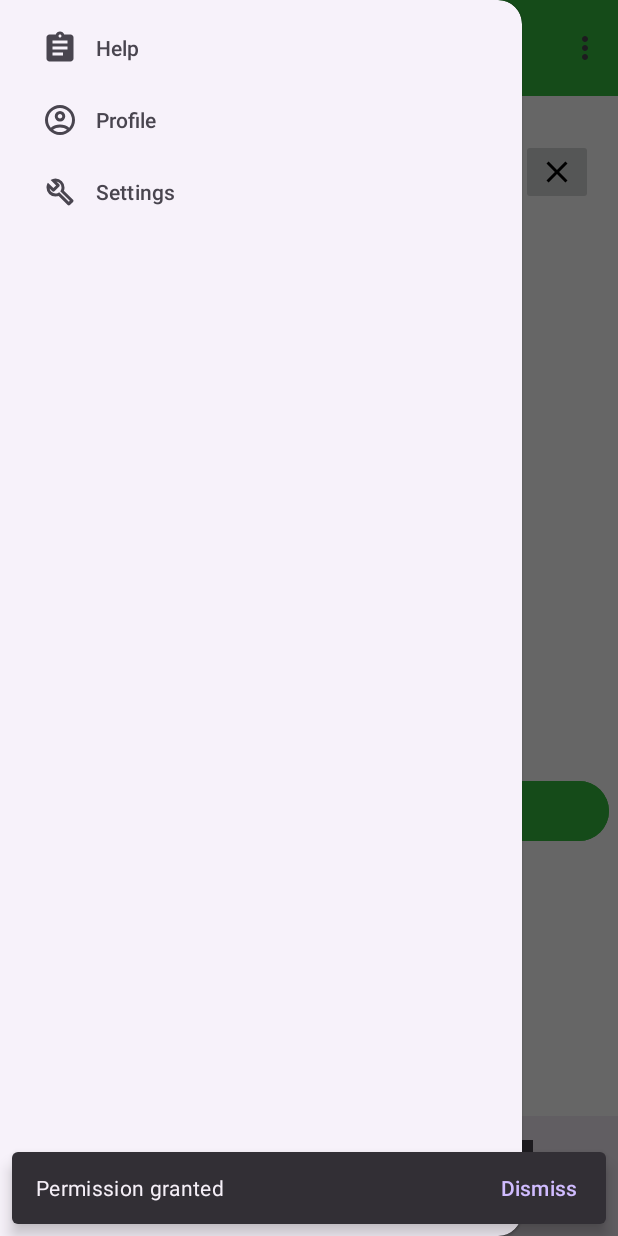
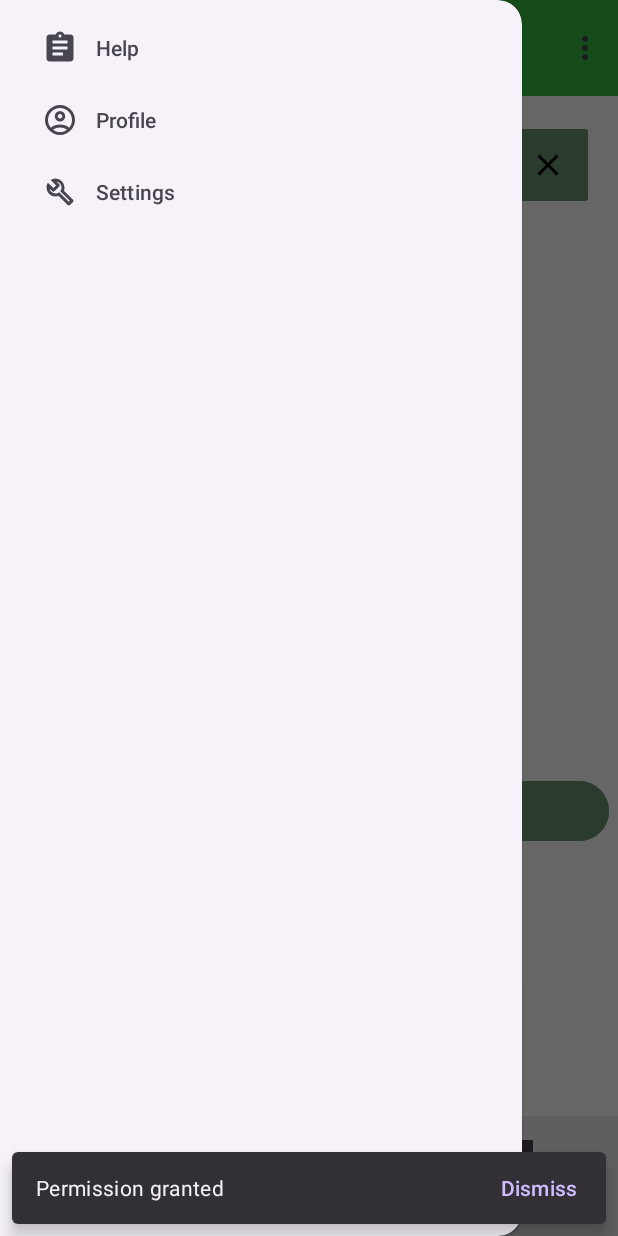
Before and after one commit to ChristopherGarcia1506/SiteSync, an Android app: the fragment EditProfileFragment placed in its activity, with the side drawer open, on a phone screen of 412 x 824 dp. Run offline under Robolectric (Android 15) with nearby library versions, the phone set to English and light mode, and no system bars; our stand-ins replace CircleImageView, Firebase (no records; nobody signed in at launch, a user with empty details on screens opened directly).

Commit message:
added functionality to exit button, and changed the colors of the buttons

```diff
--- a/sitesyncmanagement/src/main/java/ca/sitesync/sitesync/EditProfileFragment.java
+++ b/sitesyncmanagement/src/main/java/ca/sitesync/sitesync/EditProfileFragment.java
@@ -10,6 +10,7 @@ import android.view.View;
 import android.view.ViewGroup;
 import android.widget.Button;
 import android.widget.EditText;
+import android.widget.ImageButton;
 import android.widget.Toast;
 
 import com.google.firebase.auth.FirebaseAuth;
@@ -25,6 +26,7 @@ public class EditProfileFragment extends Fragment {
 
     private EditText editFirstName, editLastName, editEmail, editPhone, editOrganization;
     private Button saveButton;
+    private ImageButton exitButton;
     private FirebaseFirestore db;
     private FirebaseUser user;
     private String currentFirstName, currentLastName, currentEmail, currentPhone, currentOrganization;
@@ -60,6 +62,7 @@ public class EditProfileFragment extends Fragment {
         // Set up save button click listener
         saveButton.setOnClickListener(v -> saveProfileChanges());
 
+        exitButton.setOnClickListener(v -> navigateBackToProfile());
         return view;
     }
 
@@ -70,6 +73,7 @@ public class EditProfileFragment extends Fragment {
         editPhone = view.findViewById(R.id.editUserPhone);
         editOrganization = view.findViewById(R.id.editUserOrganization);
         saveButton = view.findViewById(R.id.saveButton);
+        exitButton= view.findViewById(R.id.exitButton);
     }
 
     private void loadUserData() {
--- a/sitesyncmanagement/src/main/res/layout/fragment_edit_profile.xml
+++ b/sitesyncmanagement/src/main/res/layout/fragment_edit_profile.xml
@@ -143,7 +143,7 @@
         android:id="@+id/saveButton"
         android:layout_width="399dp"
         android:layout_height="48dp"
-        android:backgroundTint="@color/Green"
+        android:backgroundTint="@color/DarkGreen"
         android:text="@string/save"
         app:layout_constraintBottom_toBottomOf="parent"
         app:layout_constraintEnd_toEndOf="parent"
@@ -152,15 +152,16 @@
         app:layout_constraintVertical_bias="0.636" />
 
     <ImageButton
-        android:id="@+id/imageButton2"
-        android:layout_width="wrap_content"
-        android:layout_height="wrap_content"
+        android:id="@+id/exitButton"
+        android:layout_width="62dp"
+        android:layout_height="60dp"
+        android:backgroundTint="#6D9773"
         android:src="@drawable/outline_close_24"
         app:layout_constraintBottom_toBottomOf="parent"
         app:layout_constraintEnd_toEndOf="parent"
         app:layout_constraintHorizontal_bias="0.955"
         app:layout_constraintStart_toStartOf="parent"
         app:layout_constraintTop_toTopOf="parent"
-        app:layout_constraintVertical_bias="0.04" />
+        app:layout_constraintVertical_bias="0.023" />
 
 </androidx.constraintlayout.widget.ConstraintLayout>
--- a/sitesyncmanagement/src/main/res/layout/fragment_profile.xml
+++ b/sitesyncmanagement/src/main/res/layout/fragment_profile.xml
@@ -39,7 +39,7 @@
         android:id="@+id/EditProfile"
         android:layout_width="407dp"
         android:layout_height="38dp"
-        android:backgroundTint="@color/Green"
+        android:backgroundTint="@color/DarkGreen"
         android:text="Edit Profile"
         android:textColor="@color/white"
         app:layout_constraintBottom_toBottomOf="parent"
@@ -55,7 +55,7 @@
         android:layout_height="38dp"
         android:text="Change Password"
         android:textColor="@color/white"
-        android:backgroundTint="@color/Green"
+        android:backgroundTint="@color/DarkGreen"
         app:layout_constraintBottom_toBottomOf="parent"
         app:layout_constraintEnd_toEndOf="parent"
         app:layout_constraintHorizontal_bias="0.59"
@@ -67,7 +67,7 @@
         android:id="@+id/LogOutButton"
         android:layout_width="401dp"
         android:layout_height="38dp"
-        android:backgroundTint="@color/Green"
+        android:backgroundTint="@color/DarkGreen"
         android:text="Logout"
         android:textColor="@color/white"
         app:layout_constraintBottom_toBottomOf="parent"
--- a/sitesyncmanagement/src/main/res/values/colors.xml
+++ b/sitesyncmanagement/src/main/res/values/colors.xml
@@ -6,4 +6,6 @@
     <color name="Green">#35BD3E</color>
     <color name= "colorPrimary">#3CB440</color>
     <color name= "DarkGrey">#AAAAAA</color>
+    <color name= "DarkGreen">#6D9773</color>
+
 </resources>
```
